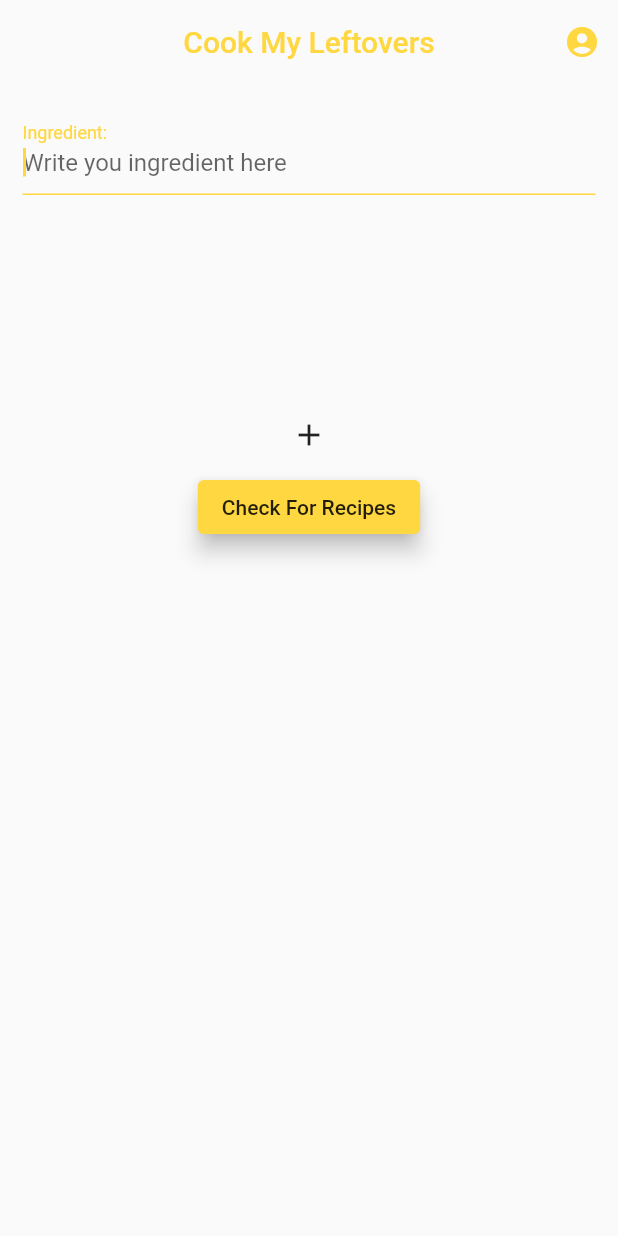
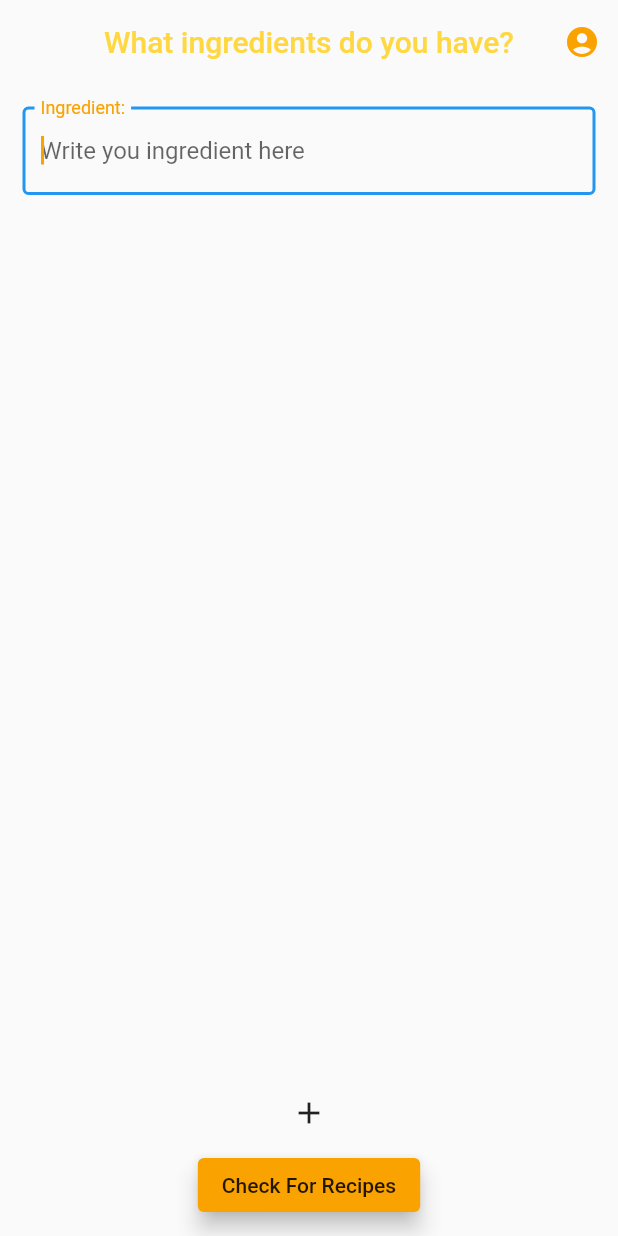
Before and after one commit to Joao-Maria-Janeiro/Cook-My-Leftovers, a Flutter app: the screen it shows after launch, on a phone screen of 412 x 824 dp. Run offline on Flutter 3.47's test engine with Material 2 defaults, Android fonts, the phone set to English and light mode, and no system bars.

Commit message:
1page list has dynamic size and some minor design changes on 2page

```diff
--- a/lib/main.dart
+++ b/lib/main.dart
@@ -6,6 +6,8 @@ import './pages/saved_recipes.dart';
 String result = "";
 int _count = 1;
 
+final primaryColor = const Color.fromRGBO(250, 163, 0, 80);
+final secondaryColor = const Color.fromRGBO(0, 88, 250, 80);
 
 void main() => runApp(MyApp());
 
@@ -16,10 +18,10 @@ class MyApp extends StatelessWidget {
     return MaterialApp(
       title: 'Flutter Demo',
       theme: ThemeData(
-        cursorColor: Colors.amberAccent,
+        cursorColor: primaryColor,
         primarySwatch: Colors.blue,
       ),
-      home: MyHomePage(title: 'Cook My Leftovers'),
+      home: MyHomePage(title: 'What ingredients do you have?'),
     );
   }
 }
@@ -59,7 +61,7 @@ class _MyHomePageState extends State<MyHomePage> {
         actions: <Widget>[
           IconButton(
             icon: Icon(Icons.account_circle),
-              color: Colors.amberAccent,
+            color: primaryColor,
             tooltip: 'Your saved recipes',
             onPressed: () => Navigator.of(context).push(new MaterialPageRoute(builder: (BuildContext context) => new SavedRecipesStage())),
           ),
@@ -71,11 +73,14 @@ class _MyHomePageState extends State<MyHomePage> {
             key: formKey,
             child: Column(
               children: <Widget>[
-                new Container(
-                  height: 200.0,
+                Expanded(
+                  flex: 7,
+                  child: new Container(
+                    //height: 200.0,
                     child: new ListView(
                       children: _ingredients,
                       scrollDirection: Axis.vertical,
+                    ),
                   ),
                 ),
                 new FlatButton(
@@ -84,7 +89,7 @@ class _MyHomePageState extends State<MyHomePage> {
                 ),
                 RaisedButton(
                   onPressed: onPressed,
-                  color: Colors.amberAccent,
+                  color: primaryColor,
                   shape: new RoundedRectangleBorder(borderRadius: new BorderRadius.circular(4.0)),
                   elevation: 6.0,
                   child: new Text("Check For Recipes"),
@@ -146,11 +151,11 @@ class _IngredientColumn extends State<IngredientColumn> {
             decoration: InputDecoration(
                 labelText: "Ingredient:",
                 labelStyle: new TextStyle(
-              color: Colors.amberAccent
+                    color: primaryColor
                 ),
                 hintText: "Write you ingredient here",
-            focusedBorder: UnderlineInputBorder(
-              borderSide: BorderSide(color: Colors.amberAccent)
+                border: new OutlineInputBorder(
+                  borderSide: new BorderSide(width: 1.0, color: Colors.white),
                 )
             ),
             onSaved: (str) => result += "," + str,
```
Also changed, not shown: lib/pages/get_recipes.dart (+23 -12 lines). Lines whose indentation alone changed are shown as unchanged.
